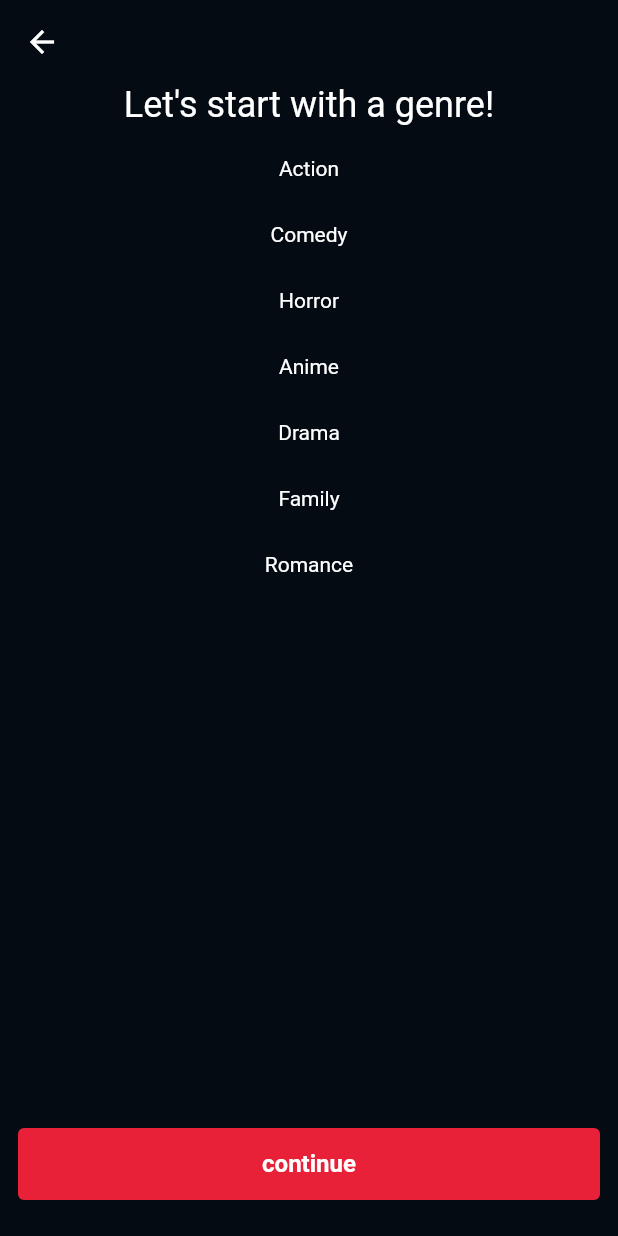
After one commit to Thomega35/my_movie_recommendation_app, a Flutter app: the screen it shows after launch, after a tap on "Get Started", on a phone screen of 412 x 824 dp. The commit adds this screen. Run offline on Flutter 3.47's test engine with Material 2 defaults, Android fonts, the phone set to English and light mode, and no system bars.

Commit message:
Lecture 5 - Genre Screen
add and rename wrong constant
Define immutable type genre to categorize film
Creation of the widget List Card to display and select genre
Creation of the screen genre_screen to select genre
quick fix on first page and adding genre_screen to PageView

```diff
--- a/lib/Core/constants.dart
+++ b/lib/Core/constants.dart
@@ -1,2 +1,3 @@
 const kBorderRadius = 8.0;
-const kMediumSacing = 24.0;
+const kMediumSpacing = 24.0;
+const kListItemSpacing = 12.0;
--- /dev/null
+++ b/lib/Features/movie_flow/genre/genre.dart
@@ -0,0 +1,35 @@
+import 'package:flutter/foundation.dart';
+
+@immutable
+class Genre {
+  final String name;
+  final bool isSelected;
+  final int id;
+
+  const Genre({required this.name, this.isSelected = false, this.id = 0});
+
+  Genre toggleSelected() {
+    return Genre(
+      name: name,
+      isSelected: !isSelected,
+      id: id,
+    );
+  }
+
+  @override
+  String toString() {
+    return 'Genre{name: $name, isSelected: $isSelected, id: $id}';
+  }
+
+  @override
+  bool operator ==(Object other) {
+    if (identical(this, other)) return true;
+
+    return other is Genre && name == other.name && isSelected == other.isSelected && id == other.id;
+  }
+
+  @override
+  int get hashCode => name.hashCode ^ isSelected.hashCode ^ id.hashCode;
+
+
+}
--- /dev/null
+++ b/lib/Features/movie_flow/genre/genre_screen.dart
@@ -0,0 +1,86 @@
+import 'package:flutter/material.dart';
+import 'package:my_movie_recomandation_app/Core/widgets/primary_button.dart';
+
+import 'package:my_movie_recomandation_app/Core/constants.dart';
+import 'genre.dart';
+import 'list_card.dart';
+
+class GenreScreen extends StatefulWidget {
+  const GenreScreen({
+    Key? key,
+    required this.nextPage,
+    required this.previousPage,
+  }) : super(key: key);
+
+  final VoidCallback nextPage;
+  final VoidCallback previousPage;
+
+  @override
+  _GenreScreenState createState() => _GenreScreenState();
+}
+
+class _GenreScreenState extends State<GenreScreen> {
+  List<Genre> genres = const[
+    Genre(name: 'Action'),
+    Genre(name: 'Comedy'),
+    Genre(name: 'Horror'),
+    Genre(name: 'Anime'),
+    Genre(name: 'Drama'),
+    Genre(name: 'Family'),
+    Genre(name: 'Romance'),
+  ];
+
+  void toggleSelected(Genre genre) {
+    List<Genre> updatedGenres = [
+      for (final oldGenre in genres)
+        if (oldGenre == genre) oldGenre.toggleSelected() else oldGenre
+    ];
+    setState(() => genres = updatedGenres);
+  }
+
+  @override
+  Widget build(BuildContext context) {
+    final theme = Theme.of(context);
+    return Scaffold(
+      appBar: AppBar(
+        leading: BackButton(
+          onPressed: widget.previousPage,
+        ),
+      ),
+      body: Center(
+        child: Column(
+          children: [
+            Text(
+              'Let\'s start with a genre!',
+              style: theme.textTheme.headline5,
+              textAlign: TextAlign.center,
+            ),
+            Expanded(
+              child: ListView.separated(
+                padding: const EdgeInsets.symmetric(vertical: kListItemSpacing),
+                itemBuilder: (context, index) {
+                  final genre = genres[index];
+                  return ListCard(
+                    genre: genre,
+                    onTap: () => toggleSelected(genre),
+                  );
+                },
+                itemCount: genres.length,
+                separatorBuilder: (context, index) => const SizedBox(
+                  height: kListItemSpacing,
+                ),
+              ),
+            ),
+            PrimaryButton(
+              onPressed: widget.nextPage,
+              text: 'continue',
+            ),
+            const SizedBox(
+              height: kMediumSpacing,
+            ),
+          ],
+        ),
+      ),
+    );
+  }
+}
--- /dev/null
+++ b/lib/Features/movie_flow/genre/list_card.dart
@@ -0,0 +1,36 @@
+import 'package:flutter/material.dart';
+import 'package:my_movie_recomandation_app/Core/constants.dart';
+import 'genre.dart';
+
+class ListCard extends StatelessWidget {
+  const ListCard({
+    Key? key,
+    required this.genre,
+    required this.onTap,
+  }) : super(key: key);
+
+  final Genre genre;
+  final VoidCallback onTap;
+
+  @override
+  Widget build(BuildContext context) {
+    return UnconstrainedBox(
+      child: Material(
+        color: genre.isSelected ? Theme.of(context).colorScheme.primary : Colors.transparent,
+        borderRadius: BorderRadius.circular(kBorderRadius),
+        child: InkWell(
+          borderRadius: BorderRadius.circular(kBorderRadius),
+          onTap: onTap,
+          child: Container(
+            width: 140,
+            padding: const EdgeInsets.symmetric(vertical: 8, horizontal: 16),
+            child: Text(
+              genre.name,
+              textAlign: TextAlign.center,
+            ),
+          ),
+        ),
+      ),
+    );
+  }
+}
--- a/lib/Features/movie_flow/landing/landing_screen.dart
+++ b/lib/Features/movie_flow/landing/landing_screen.dart
@@ -16,7 +16,6 @@ class LandingScreen extends StatelessWidget {
   Widget build(BuildContext context) {
     return Scaffold(
       appBar: AppBar(
-        title: const Text('Movie Recommendation App'),
         elevation: 0,
       ),
       body: Center(
@@ -34,7 +33,7 @@ class LandingScreen extends StatelessWidget {
               text: 'Get Started',
               onPressed: nextPage,
             ),
-            const SizedBox(height: kMediumSacing),
+            const SizedBox(height: kMediumSpacing),
 
           ],
         ),
--- a/lib/Features/movie_flow/movie_flow.dart
+++ b/lib/Features/movie_flow/movie_flow.dart
@@ -1,5 +1,6 @@
 import 'package:flutter/material.dart';
 
+import 'genre/genre_screen.dart';
 import 'landing/landing_screen.dart';
 
 class MovieFlow extends StatefulWidget {
@@ -39,7 +40,7 @@ class _MovieFlowState extends State<MovieFlow> {
       physics: const NeverScrollableScrollPhysics(),
       children: [
         LandingScreen(nextPage: nextPage, previousPage: previousPage),
-        Scaffold(body: Container(color: Colors.green,)),
+        GenreScreen(nextPage: nextPage, previousPage: previousPage),
         Scaffold(body: Container(color: Colors.blue,)),
         Scaffold(body: Container(color: Colors.yellow,)),
       ],
```
